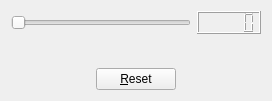
The window that window.ui (wedesoft/guitest) describes before a commit, drawn with Qt 5.
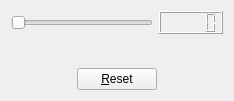
The same window after the commit. Icons and pictures are not drawn.

What changed in the file:
```diff
--- a/window.ui
+++ b/window.ui
@@ -6,7 +6,7 @@
    <rect>
     <x>0</x>
     <y>0</y>
-    <width>272</width>
+    <width>234</width>
     <height>101</height>
    </rect>
   </property>
```
Left out of the diff: 8 changed lines with no effect on the pictures.
